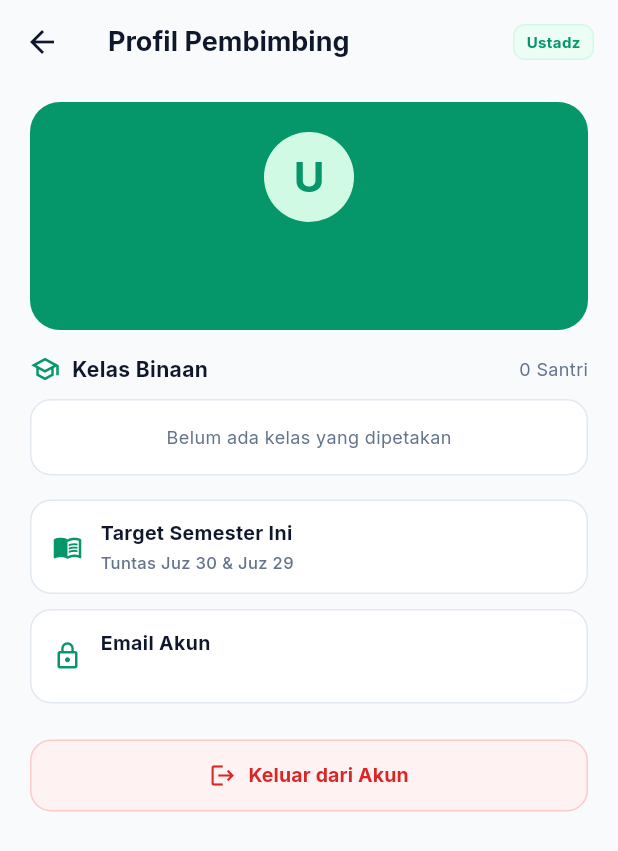
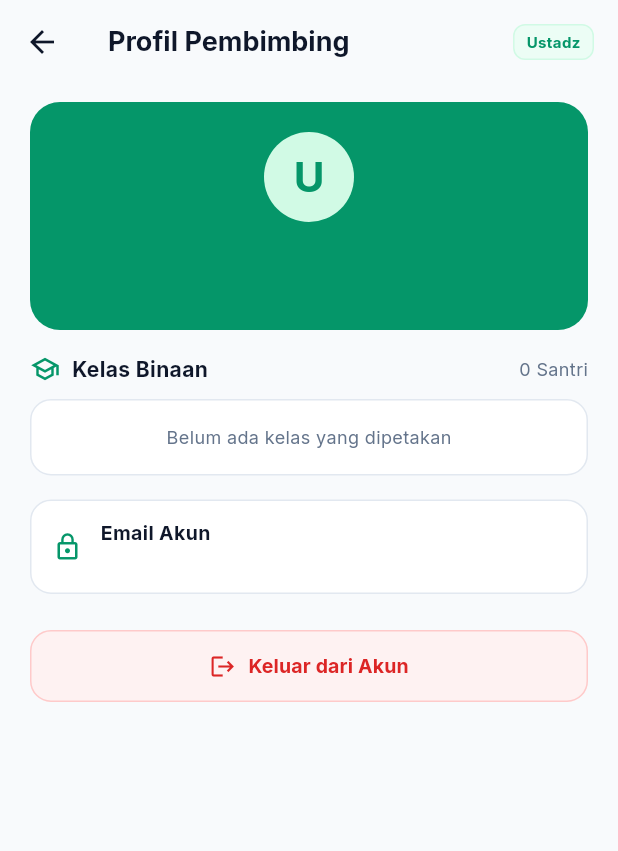
Before and after one commit to syarifat/murabbi-mobile, a Flutter app: the ProfilGuruScreen screen opened directly, on a phone screen of 412 x 824 dp. Shown: the top 851 px of the screen. Run offline on Flutter 3.47's test engine with Material 3 defaults, Android fonts, the light colour scheme and no system bars; our stand-ins replace dio, google_fonts, shared_preferences; accounts and stored records are empty; network calls fail.

Commit message:
refactor: update setoran status text and clean up profile screen components and navigation logic

```diff
--- a/lib/features/guru/input_setoran_screen.dart
+++ b/lib/features/guru/input_setoran_screen.dart
@@ -639,7 +639,7 @@ class _InputSetoranScreenState extends State<InputSetoranScreen> {
                                           ],
                                         ),
                                         subtitle: Text(
-                                          'NIS: ${s['nis'] ?? "-"} · Progres: ${s['progress_pct'] ?? 0}%${sudahSetor ? " · Sudah setor" : " · Belum setor"}',
+                                          'NIS: ${s['nis'] ?? "-"}${sudahSetor ? " · Sudah setor hari ini" : " · Belum setor hari ini"}',
                                           style: GoogleFonts.inter(
                                             fontSize: 11,
                                             color: sudahSetor ? AppColors.primary : AppColors.muted,
--- a/lib/features/guru/profil_guru_screen.dart
+++ b/lib/features/guru/profil_guru_screen.dart
@@ -237,6 +237,8 @@ class _ProfilGuruScreenState extends State<ProfilGuruScreen> {
       await prefs.remove('user_name');
       await prefs.remove('user_email');
 
+      if (!mounted) return;
+
       Navigator.pushAndRemoveUntil(
         context,
         MaterialPageRoute(builder: (_) => const WelcomeScreen()),
@@ -346,8 +348,6 @@ class _ProfilGuruScreenState extends State<ProfilGuruScreen> {
                       ..._kelasBinaan.map((kelas) => _buildKelasCard(kelas)),
 
                     const SizedBox(height: 16),
-                    _buildProfileItem(Icons.menu_book, 'Target Semester Ini', 'Tuntas Juz 30 & Juz 29'),
-                    const SizedBox(height: 10),
                     _buildProfileItem(Icons.lock_outline, 'Email Akun', guruEmail),
                     const SizedBox(height: 24),
 
```
